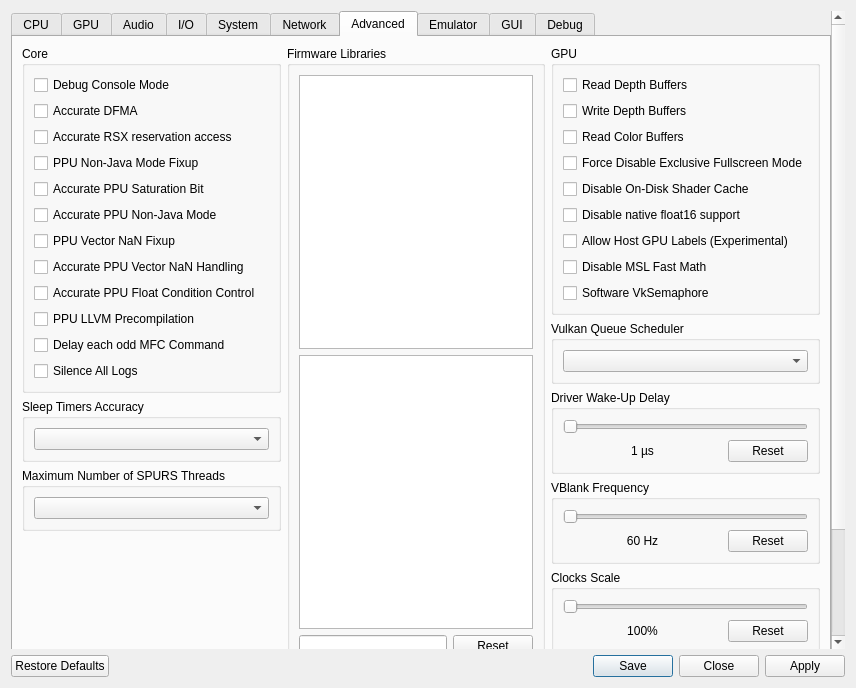
This is rpcs3/rpcs3qt/settings_dialog.ui in RPCS3/rpcs3 as Qt 5 draws it before an edit. The edited form follows.
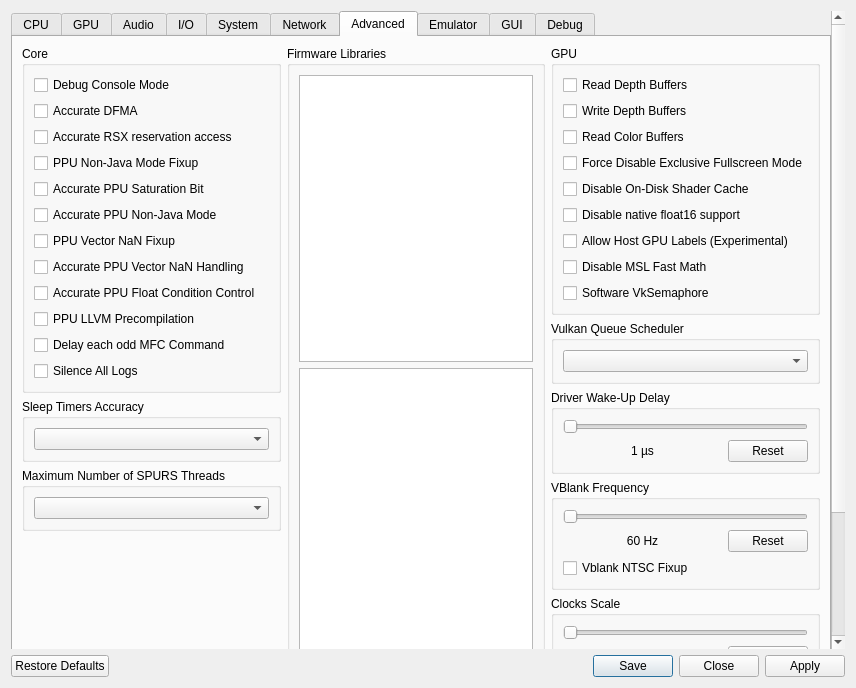
This is the edited form. The open tabs and pages were chosen to show the change. Icons and pictures are not drawn.

Commit message: add vblank_ntsc_fixup to UI

```diff
--- a/rpcs3/rpcs3qt/settings_dialog.ui
+++ b/rpcs3/rpcs3qt/settings_dialog.ui
@@ -2535,6 +2535,13 @@
                  </item>
                 </layout>
                </item>
+               <item>
+                <widget class="QCheckBox" name="vblankNTSCFixup">
+                 <property name="text">
+                  <string>Vblank NTSC Fixup</string>
+                 </property>
+                </widget>
+               </item>
               </layout>
              </widget>
             </item>
```
The commit also changes 3 other files.
